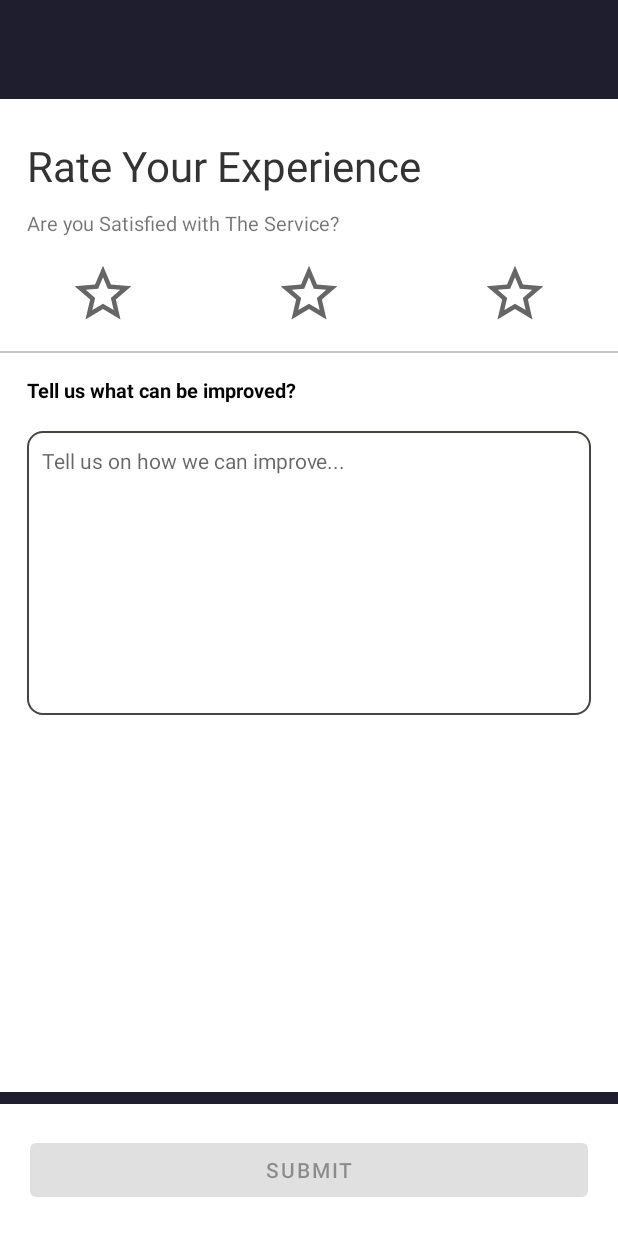
After one commit to bomohit/navigation_app, an Android app: the layout fragment_feedback.xml on its own in the app's theme, with its tools: preview values and no code run, on a phone screen of 412 x 824 dp. The commit adds this screen. Run offline under Robolectric (Android 15) with nearby library versions, the phone set to English and light mode, and no system bars.

Commit message:
update 13may

```diff
--- a/app/build.gradle
+++ b/app/build.gradle
@@ -46,6 +46,7 @@ dependencies {
     implementation 'androidx.lifecycle:lifecycle-viewmodel-ktx:2.3.0'
     implementation 'androidx.navigation:navigation-fragment-ktx:2.3.4'
     implementation 'androidx.navigation:navigation-ui-ktx:2.3.4'
+    implementation 'androidx.legacy:legacy-support-v4:1.0.0'
     testImplementation 'junit:junit:4.+'
     androidTestImplementation 'androidx.test.ext:junit:1.1.2'
     androidTestImplementation 'androidx.test.espresso:espresso-core:3.3.0'
--- a/app/src/main/java/com/example/navigation_app/MainActivity.kt
+++ b/app/src/main/java/com/example/navigation_app/MainActivity.kt
@@ -41,7 +41,7 @@ class MainActivity : AppCompatActivity() {
         // Passing each menu ID as a set of Ids because each
         // menu should be considered as top level destinations.
         appBarConfiguration = AppBarConfiguration(setOf(
-            R.id.navigation_home, R.id.navigation_profile, R.id.navigation_timetable), drawerLayout)
+            R.id.navigation_home, R.id.navigation_profile, R.id.navigation_timetable, R.id.navigation_feedback), drawerLayout)
         setupActionBarWithNavController(navController, appBarConfiguration)
         navView.setupWithNavController(navController)
     }
--- /dev/null
+++ b/app/src/main/res/drawable-v24/item_border.xml
@@ -0,0 +1,11 @@
+<?xml version="1.0" encoding="utf-8"?>
+<shape xmlns:android="http://schemas.android.com/apk/res/android"
+    android:shape="rectangle">
+    <corners
+        android:radius="10dp"/>
+    <stroke
+        android:color="#4A4440"
+        android:width="1.5dp" />
+    <solid
+        android:color="#FFFFFF"/>
+</shape>
--- /dev/null
+++ b/app/src/main/res/drawable/ic_baseline_star_24.xml
@@ -0,0 +1,5 @@
+<vector android:height="24dp" android:tint="#FF0311"
+    android:viewportHeight="24" android:viewportWidth="24"
+    android:width="24dp" xmlns:android="http://schemas.android.com/apk/res/android">
+    <path android:fillColor="@android:color/white" android:pathData="M12,17.27L18.18,21l-1.64,-7.03L22,9.24l-7.19,-0.61L12,2 9.19,8.63 2,9.24l5.46,4.73L5.82,21z"/>
+</vector>
--- /dev/null
+++ b/app/src/main/res/drawable/ic_baseline_star_border_24.xml
@@ -0,0 +1,10 @@
+<vector xmlns:android="http://schemas.android.com/apk/res/android"
+    android:width="24dp"
+    android:height="24dp"
+    android:viewportWidth="24"
+    android:viewportHeight="24"
+    android:tint="?attr/colorControlNormal">
+  <path
+      android:fillColor="@android:color/white"
+      android:pathData="M22,9.24l-7.19,-0.62L12,2 9.19,8.63 2,9.24l5.46,4.73L5.82,21 12,17.27 18.18,21l-1.63,-7.03L22,9.24zM12,15.4l-3.76,2.27 1,-4.28 -3.32,-2.88 4.38,-0.38L12,6.1l1.71,4.04 4.38,0.38 -3.32,2.88 1,4.28L12,15.4z"/>
+</vector>
--- /dev/null
+++ b/app/src/main/res/layout/fragment_feedback.xml
@@ -0,0 +1,129 @@
+<?xml version="1.0" encoding="utf-8"?>
+<androidx.constraintlayout.widget.ConstraintLayout xmlns:android="http://schemas.android.com/apk/res/android"
+    xmlns:app="http://schemas.android.com/apk/res-auto"
+    xmlns:tools="http://schemas.android.com/tools"
+    android:id="@+id/frameLayout"
+    android:layout_width="match_parent"
+    android:layout_height="match_parent"
+    android:background="#1E1E2E"
+    tools:context=".FeedbackFragment">
+
+    <ScrollView
+        android:id="@+id/scrollView2"
+        android:layout_width="match_parent"
+        android:layout_height="0dp"
+        android:layout_marginTop="66dp"
+        android:layout_marginBottom="8dp"
+        android:background="@color/white"
+        android:paddingVertical="25dp"
+        app:layout_constraintBottom_toTopOf="@+id/linearLayout"
+        app:layout_constraintEnd_toEndOf="parent"
+        app:layout_constraintStart_toStartOf="parent"
+        app:layout_constraintTop_toTopOf="parent">
+
+        <LinearLayout
+            android:layout_width="match_parent"
+            android:layout_height="match_parent"
+            android:orientation="vertical">
+
+            <TextView
+                android:id="@+id/textView14"
+                android:layout_width="match_parent"
+                android:layout_height="wrap_content"
+                android:paddingHorizontal="18dp"
+                android:text="Rate Your Experience"
+                android:textColor="#333333"
+                android:textSize="28sp" />
+
+            <TextView
+                android:id="@+id/textView15"
+                android:layout_width="match_parent"
+                android:layout_height="wrap_content"
+                android:layout_marginTop="10dp"
+                android:layout_marginBottom="15dp"
+                android:paddingHorizontal="18dp"
+                android:text="Are you Satisfied with The Service?"
+                android:textSize="13sp" />
+
+            <LinearLayout
+                android:layout_width="match_parent"
+                android:layout_height="match_parent"
+                android:orientation="horizontal">
+
+                <ImageView
+                    android:id="@+id/star1"
+                    android:layout_width="wrap_content"
+                    android:layout_height="45dp"
+                    android:layout_weight="1"
+                    android:src="@drawable/ic_baseline_star_border_24" />
+
+                <ImageView
+                    android:id="@+id/star2"
+                    android:layout_width="wrap_content"
+                    android:layout_height="45dp"
+                    android:layout_weight="1"
+                    android:src="@drawable/ic_baseline_star_border_24" />
+
+                <ImageView
+                    android:id="@+id/star3"
+                    android:layout_width="wrap_content"
+                    android:layout_height="45dp"
+                    android:layout_weight="1"
+                    android:src="@drawable/ic_baseline_star_border_24" />
+            </LinearLayout>
+
+            <LinearLayout
+                android:layout_width="match_parent"
+                android:layout_height="1.5dp"
+                android:layout_marginTop="15dp"
+                android:layout_marginBottom="15dp"
+                android:background="#C5C3C3"
+                android:orientation="vertical"
+                android:paddingHorizontal="18dp"></LinearLayout>
+
+            <TextView
+                android:id="@+id/textView16"
+                android:layout_width="match_parent"
+                android:layout_height="wrap_content"
+                android:paddingHorizontal="18dp"
+                android:text="Tell us what can be improved?"
+                android:textColor="#040303"
+                android:textSize="13sp"
+                android:textStyle="bold" />
+
+            <EditText
+                android:id="@+id/feedback_com"
+                android:layout_width="match_parent"
+                android:layout_height="189dp"
+                android:layout_marginLeft="18dp"
+                android:layout_marginTop="18dp"
+                android:layout_marginRight="18dp"
+                android:background="@drawable/item_border"
+                android:ems="10"
+                android:gravity="start|top"
+                android:hint="Tell us on how we can improve..."
+                android:inputType="textMultiLine"
+                android:padding="10dp"
+                android:textSize="14sp" />
+        </LinearLayout>
+    </ScrollView>
+
+    <LinearLayout
+        android:id="@+id/linearLayout"
+        android:layout_width="match_parent"
+        android:layout_height="wrap_content"
+        android:background="@color/white"
+        android:orientation="vertical"
+        android:padding="20dp"
+        app:layout_constraintBottom_toBottomOf="parent"
+        app:layout_constraintEnd_toEndOf="parent"
+        app:layout_constraintStart_toStartOf="parent">
+
+        <Button
+            android:id="@+id/feedback_submit"
+            android:layout_width="match_parent"
+            android:layout_height="wrap_content"
+            android:enabled="false"
+            android:text="Submit" />
+    </LinearLayout>
+</androidx.constraintlayout.widget.ConstraintLayout>
--- a/app/src/main/res/layout/fragment_home.xml
+++ b/app/src/main/res/layout/fragment_home.xml
@@ -12,11 +12,11 @@
         android:layout_width="match_parent"
         android:layout_height="0dp"
         android:layout_marginBottom="16dp"
-        android:background="#FFFFFF"
+        android:background="#1E1E2E"
         app:layout_constraintBottom_toTopOf="@+id/textView8"
         app:layout_constraintEnd_toEndOf="parent"
         app:layout_constraintStart_toStartOf="parent"
-        app:layout_constraintTop_toTopOf="parent" >
+        app:layout_constraintTop_toTopOf="parent">
 
         <com.github.chrisbanes.photoview.PhotoView
             android:id="@+id/photo_view"
--- a/app/src/main/res/menu/bottom_nav_menu.xml
+++ b/app/src/main/res/menu/bottom_nav_menu.xml
@@ -16,6 +16,10 @@
             android:id="@+id/navigation_timetable"
             android:icon="@drawable/ic_notifications_black_24dp"
             android:title="@string/title_timetable" />
+        <item
+            android:id="@+id/navigation_feedback"
+            android:icon="@drawable/ic_baseline_feedback_24"
+            android:title="@string/title_feedback" />
     </group>
 
 </menu>
--- a/app/src/main/res/navigation/mobile_navigation.xml
+++ b/app/src/main/res/navigation/mobile_navigation.xml
@@ -22,4 +22,9 @@
         android:name="com.example.navigation_app.ui.notifications.TimeTableFragment"
         android:label="@string/title_timetable"
         tools:layout="@layout/fragment_notifications" />
+    <fragment
+        android:id="@+id/navigation_feedback"
+        android:name="com.example.navigation_app.FeedbackFragment"
+        android:label="@string/title_feedback"
+        tools:layout="@layout/fragment_feedback" />
 </navigation>
--- a/app/src/main/res/values/strings.xml
+++ b/app/src/main/res/values/strings.xml
@@ -3,6 +3,7 @@
     <string name="title_home">Home</string>
     <string name="title_profile">Profile</string>
     <string name="title_timetable">TimeTable</string>
+    <string name="title_feedback">Feedback</string>
 
     <string name="navigation_drawer_open">Open navigation drawer</string>
     <string name="navigation_drawer_close">Close navigation drawer</string>
@@ -27,4 +28,6 @@
         <item>Academic Tower</item>
         <item>Management Tower</item>
     </string-array>
+    <!-- TODO: Remove or change this placeholder text -->
+    <string name="hello_blank_fragment">Hello blank fragment</string>
 </resources>
--- a/app/src/main/res/values/themes.xml
+++ b/app/src/main/res/values/themes.xml
@@ -21,4 +21,10 @@
         <item name="windowActionBar">false</item>
         <item name="windowNoTitle">true</item>
     </style>
+
+    <style name="SpinnerDropdown" parent="android:style/Widget.ListView.DropDown">
+        <item name="android:background">#04384f</item>
+        <item name="android:divider">#000000</item>
+        <item name="android:dividerHeight">1dp</item>
+    </style>
 </resources>
```
Also changed, not shown: app/src/main/java/com/example/navigation_app/FeedbackFragment.kt (added, +123 -0 lines), app/src/main/res/drawable/ic_baseline_feedback_24.xml (added, +10 -0 lines), app/src/main/res/drawable-v24/nav_1_2.png, app/src/main/res/drawable-v24/nav_1_3.png, app/src/main/res/drawable-v24/nav_1_4.png, app/src/main/res/drawable-v24/nav_1_5.png, app/src/main/res/drawable-v24/nav_main.png.
